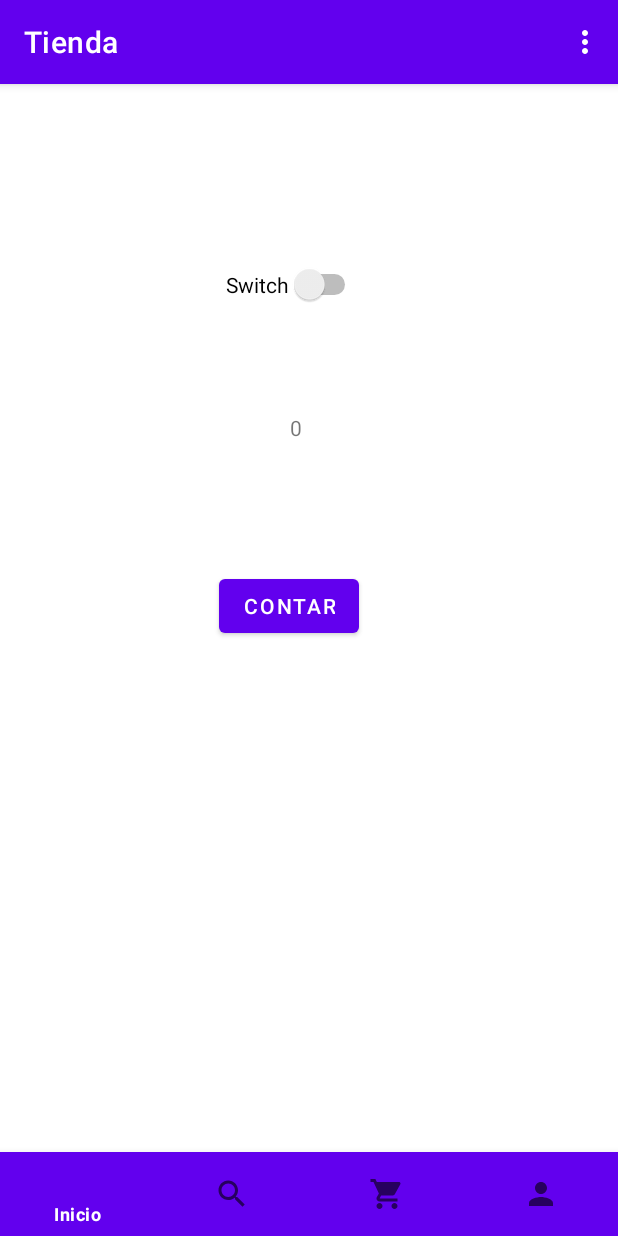
After one commit to faraday58/Tienda-TSP-2021-II, an Android app: the fragment OperacionLargaFragment placed in its activity, on a phone screen of 412 x 824 dp. The commit adds this screen. Run offline under Robolectric (Android 15) with nearby library versions, the phone set to English and light mode, and no system bars.

Commit message:
Clase, hilos

```diff
--- a/app/src/main/AndroidManifest.xml
+++ b/app/src/main/AndroidManifest.xml
@@ -10,8 +10,8 @@
         android:supportsRtl="true"
         android:theme="@style/Theme.Tienda">
         <activity android:name=".RegistroActivity"></activity>
-        <activity android:name=".MainActivity" />
-        <activity android:name=".LoginActivity">
+        <activity android:name=".LoginActivity" />
+        <activity android:name=".MainActivity">
             <intent-filter>
                 <action android:name="android.intent.action.MAIN" />
 
--- a/app/src/main/java/mx/unam/ingenieria/tienda/MainActivity.java
+++ b/app/src/main/java/mx/unam/ingenieria/tienda/MainActivity.java
@@ -4,6 +4,8 @@ import androidx.annotation.NonNull;
 import androidx.appcompat.app.AppCompatActivity;
 
 import android.os.Bundle;
+import android.view.Menu;
+import android.view.MenuInflater;
 import android.view.MenuItem;
 
 import com.google.android.material.bottomnavigation.BottomNavigationView;
@@ -11,6 +13,7 @@ import com.google.android.material.bottomnavigation.BottomNavigationView;
 import mx.unam.ingenieria.tienda.fragments.BuscarFragment;
 import mx.unam.ingenieria.tienda.fragments.ComprarFragment;
 import mx.unam.ingenieria.tienda.fragments.InicioFragment;
+import mx.unam.ingenieria.tienda.fragments.OperacionLargaFragment;
 import mx.unam.ingenieria.tienda.fragments.SesionFragment;
 
 public class MainActivity extends AppCompatActivity {
@@ -21,7 +24,7 @@ public class MainActivity extends AppCompatActivity {
     private BuscarFragment buscarFragment;
     private SesionFragment sesionFragment;
     private ComprarFragment comprarFragment;
-
+    private OperacionLargaFragment operacionLargaFragment;
     @Override
     protected void onCreate(Bundle savedInstanceState) {
         super.onCreate(savedInstanceState);
@@ -32,11 +35,34 @@ public class MainActivity extends AppCompatActivity {
         buscarFragment= new BuscarFragment();
         sesionFragment= new SesionFragment();
         comprarFragment= new ComprarFragment();
+        operacionLargaFragment= new OperacionLargaFragment();
 
         getSupportFragmentManager().beginTransaction().replace(R.id.fragmentContenedor,inicioFragment).commit();
 
         btmNavigationPrincipal.setOnNavigationItemSelectedListener(navListener);
 
+    }
+
+    @Override
+    public boolean onCreateOptionsMenu(Menu menu) {
+        MenuInflater inflater= getMenuInflater();
+        inflater.inflate(R.menu.menu_opciones_principal,menu);
+        return true;
+    }
+
+    @Override
+    public boolean onOptionsItemSelected(@NonNull MenuItem item) {
+
+        switch (item.getItemId())
+        {
+            case R.id.menuOpOperaciones:
+                getSupportFragmentManager().beginTransaction().replace(R.id.fragmentContenedor,operacionLargaFragment).commit();
+                break;
+        }
+
+
+
+        return true;
     }
 
     BottomNavigationView.OnNavigationItemSelectedListener navListener= new BottomNavigationView.OnNavigationItemSelectedListener() {
--- /dev/null
+++ b/app/src/main/java/mx/unam/ingenieria/tienda/fragments/OperacionLargaFragment.java
@@ -0,0 +1,83 @@
+package mx.unam.ingenieria.tienda.fragments;
+
+import android.os.Bundle;
+import android.util.Log;
+import android.view.LayoutInflater;
+import android.view.View;
+import android.view.ViewGroup;
+import android.widget.Button;
+import android.widget.TextView;
+
+import androidx.annotation.NonNull;
+import androidx.annotation.Nullable;
+import androidx.fragment.app.Fragment;
+
+import mx.unam.ingenieria.tienda.MainActivity;
+import mx.unam.ingenieria.tienda.R;
+
+
+public class OperacionLargaFragment extends Fragment  {
+    Button btnContar;
+    TextView txtvContador;
+    long suma=0;
+    @Nullable
+    @Override
+    public View onCreateView(@NonNull LayoutInflater inflater, @Nullable ViewGroup container, @Nullable Bundle savedInstanceState) {
+        View v= inflater.inflate(R.layout.fragment_operacion_larga,container,false);
+        btnContar= v.findViewById(R.id.btnContar);
+        txtvContador=v.findViewById(R.id.txtvContador);
+        btnContar.setOnClickListener(onClick);
+        return v;
+    }
+
+    View.OnClickListener onClick = new View.OnClickListener() {
+        @Override
+        public void onClick(View v) {
+            txtvContador.setText("Espere un momento ...");
+           // Thread hilo = new Thread();
+            //hilo.start();
+            OperacionLarga();
+        }
+    };
+
+
+    private void OperacionLarga(){
+        new Thread(new Runnable() {
+            @Override
+            public void run() {
+
+                for(long i=0; i <= 1_000_000_000;i++  )
+                {
+                    suma+=i;
+                }
+                Log.d("Resultado","Total: " +suma);
+
+                getActivity().runOnUiThread(new Runnable() {
+                    @Override
+                    public void run() {
+                        txtvContador.setText( String.valueOf( suma));
+                    }
+                });
+            }
+        }).start();
+    }
+
+/*
+    @Override
+    public void run() {
+
+        for(long i=0; i <= 1_000_000_000;i++  )
+        {
+            suma+=i;
+        }
+        Log.d("Resultado","Total: " +suma);
+        getActivity().runOnUiThread(new Runnable() {
+            @Override
+            public void run() {
+                txtvContador.setText( String.valueOf( suma));
+            }
+        });
+    }
+    */
+
+}
--- /dev/null
+++ b/app/src/main/res/layout/fragment_operacion_larga.xml
@@ -0,0 +1,43 @@
+<?xml version="1.0" encoding="utf-8"?>
+<androidx.constraintlayout.widget.ConstraintLayout
+    xmlns:android="http://schemas.android.com/apk/res/android"
+    xmlns:app="http://schemas.android.com/apk/res-auto"
+    xmlns:tools="http://schemas.android.com/tools"
+    android:layout_width="match_parent"
+    android:layout_height="match_parent">
+
+    <Button
+        android:id="@+id/btnContar"
+        android:layout_width="wrap_content"
+        android:layout_height="wrap_content"
+        android:layout_marginBottom="340dp"
+        android:text="Contar"
+        app:layout_constraintBottom_toBottomOf="parent"
+        app:layout_constraintEnd_toEndOf="parent"
+        app:layout_constraintHorizontal_bias="0.459"
+        app:layout_constraintStart_toStartOf="parent"
+        app:layout_constraintTop_toBottomOf="@+id/txtvContador"
+        app:layout_constraintVertical_bias="1.0" />
+
+    <Switch
+        android:id="@+id/switch1"
+        android:layout_width="wrap_content"
+        android:layout_height="wrap_content"
+        android:layout_marginTop="120dp"
+        android:text="Switch"
+        app:layout_constraintEnd_toEndOf="parent"
+        app:layout_constraintHorizontal_bias="0.467"
+        app:layout_constraintStart_toStartOf="parent"
+        app:layout_constraintTop_toTopOf="parent" />
+
+    <TextView
+        android:id="@+id/txtvContador"
+        android:layout_width="wrap_content"
+        android:layout_height="wrap_content"
+        android:layout_marginTop="72dp"
+        android:text="0"
+        app:layout_constraintEnd_toEndOf="parent"
+        app:layout_constraintHorizontal_bias="0.478"
+        app:layout_constraintStart_toStartOf="parent"
+        app:layout_constraintTop_toBottomOf="@+id/switch1" />
+</androidx.constraintlayout.widget.ConstraintLayout>
--- /dev/null
+++ b/app/src/main/res/menu/menu_opciones_principal.xml
@@ -0,0 +1,9 @@
+<?xml version="1.0" encoding="utf-8"?>
+<menu xmlns:android="http://schemas.android.com/apk/res/android">
+    <item android:id="@+id/menuOpJuego"
+        android:title="Juego"
+        android:orderInCategory="102"/>
+    <item android:id="@+id/menuOpOperaciones"
+        android:title="Operacion"
+        android:orderInCategory="101"/>
+</menu>
```
